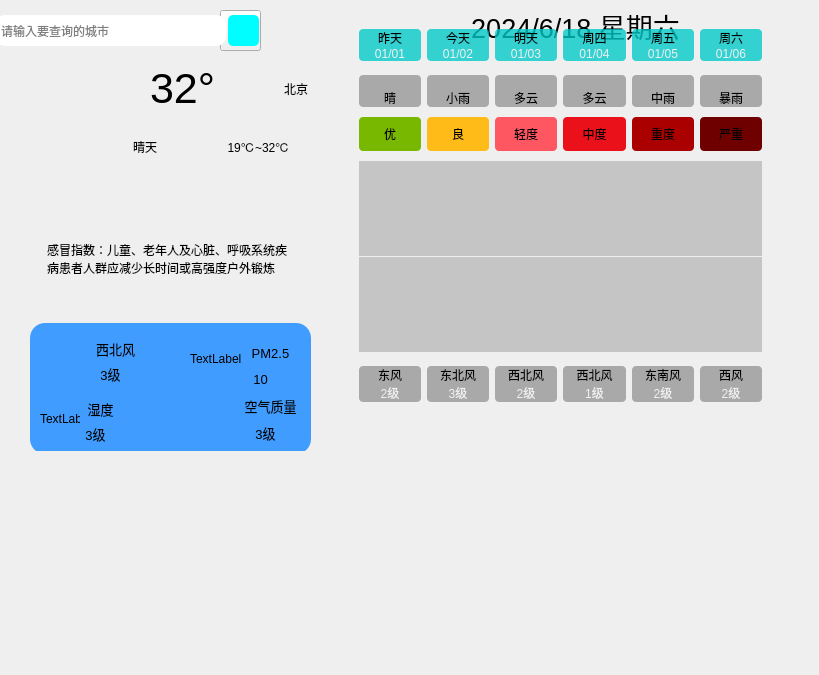
First picture: the form in weather.ui, repository sisanwu12/QT-project, before the edit.
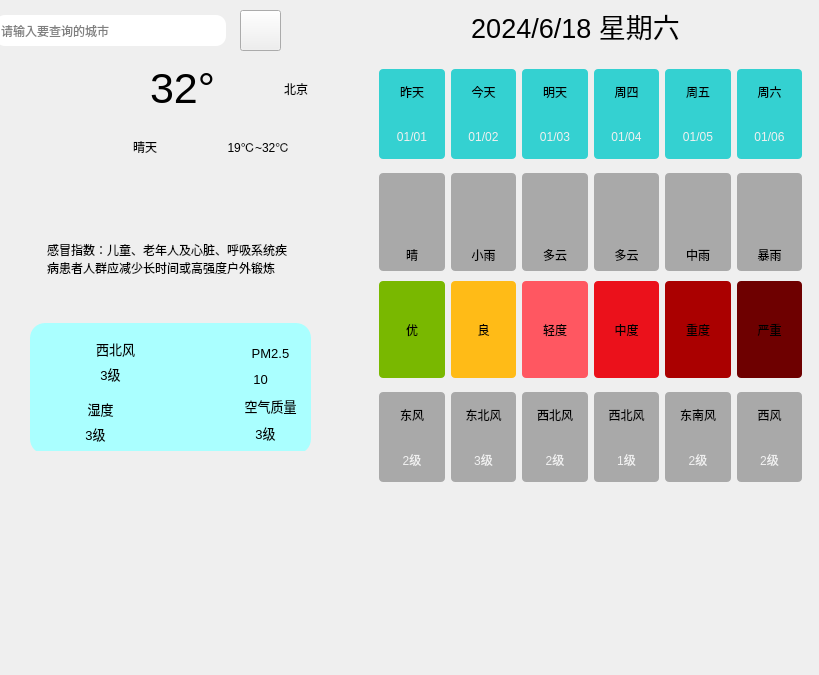
Second picture: the form after the edit. Icons and pictures are not drawn.

Diff of the .ui file:
```diff
--- a/weather.ui
+++ b/weather.ui
@@ -13,29 +13,6 @@
   <property name="windowTitle">
    <string>Form</string>
   </property>
-  <widget class="QLineEdit" name="lineEdit">
-   <property name="geometry">
-    <rect>
-     <x>40</x>
-     <y>20</y>
-     <width>161</width>
-     <height>21</height>
-    </rect>
-   </property>
-  </widget>
-  <widget class="QPushButton" name="foundButton">
-   <property name="geometry">
-    <rect>
-     <x>220</x>
-     <y>10</y>
-     <width>41</width>
-     <height>41</height>
-    </rect>
-   </property>
-   <property name="text">
-    <string/>
-   </property>
-  </widget>
   <widget class="QWidget" name="widget" native="true">
    <property name="geometry">
     <rect>
@@ -108,15 +85,17 @@
     <widget class="QPushButton" name="btnSearch_4">
      <property name="geometry">
       <rect>
-       <x>238</x>
-       <y>15</y>
-       <width>31</width>
-       <height>31</height>
+       <x>250</x>
+       <y>10</y>
+       <width>41</width>
+       <height>41</height>
       </rect>
      </property>
-     <property name="styleSheet">
-      <string notr="true">border-radius:5px;
-background-color: rgb(0, 253, 255);</string>
+     <property name="sizePolicy">
+      <sizepolicy hsizetype="Preferred" vsizetype="Preferred">
+       <horstretch>0</horstretch>
+       <verstretch>0</verstretch>
+      </sizepolicy>
      </property>
      <property name="text">
       <string/>
@@ -162,7 +141,7 @@
       </rect>
      </property>
      <property name="styleSheet">
-      <string notr="true">background-color: rgb(65, 156, 255);
+      <string notr="true">background-color: rgb(170, 255, 255);
 border-radius: 15px</string>
      </property>
      <widget class="QLabel" name="lblQualityTitle_4">
@@ -195,8 +174,17 @@
         <height>51</height>
        </rect>
       </property>
+      <property name="sizePolicy">
+       <sizepolicy hsizetype="Fixed" vsizetype="Fixed">
+        <horstretch>0</horstretch>
+        <verstretch>0</verstretch>
+       </sizepolicy>
+      </property>
+      <property name="styleSheet">
+       <string notr="true">image: url(:/pm25.png);</string>
+      </property>
       <property name="text">
-       <string>TextLabel</string>
+       <string/>
       </property>
      </widget>
      <widget class="QLabel" name="label_2">
@@ -204,12 +192,15 @@
        <rect>
         <x>10</x>
         <y>80</y>
-        <width>40</width>
-        <height>31</height>
+        <width>41</width>
+        <height>41</height>
        </rect>
       </property>
+      <property name="styleSheet">
+       <string notr="true">image: url(:/shidu.png);</string>
+      </property>
       <property name="text">
-       <string>TextLabel</string>
+       <string/>
       </property>
      </widget>
      <widget class="QLabel" name="label_3">
@@ -375,6 +366,31 @@
        <set>Qt::AlignCenter</set>
       </property>
      </widget>
+     <widget class="QLabel" name="label_4">
+      <property name="geometry">
+       <rect>
+        <x>160</x>
+        <y>80</y>
+        <width>51</width>
+        <height>51</height>
+       </rect>
+      </property>
+      <property name="sizePolicy">
+       <sizepolicy hsizetype="Fixed" vsizetype="Fixed">
+        <horstretch>0</horstretch>
+        <verstretch>0</verstretch>
+       </sizepolicy>
+      </property>
+      <property name="styleSheet">
+       <string notr="true">image: url(:/aqi.png);</string>
+      </property>
+      <property name="text">
+       <string/>
+      </property>
+      <property name="scaledContents">
+       <bool>true</bool>
+      </property>
+     </widget>
     </widget>
    </widget>
    <widget class="QWidget" name="widget_27" native="true">
@@ -478,10 +494,10 @@
    <widget class="QWidget" name="widget_28" native="true">
     <property name="geometry">
      <rect>
-      <x>360</x>
-      <y>20</y>
-      <width>421</width>
-      <height>391</height>
+      <x>380</x>
+      <y>60</y>
+      <width>441</width>
+      <height>431</height>
      </rect>
     </property>
     <layout class="QVBoxLayout" name="verticalLayout_27">
@@ -682,6 +698,12 @@
      </item>
      <item>
       <widget class="QWidget" name="widget_30" native="true">
+       <property name="sizePolicy">
+        <sizepolicy hsizetype="Preferred" vsizetype="Preferred">
+         <horstretch>0</horstretch>
+         <verstretch>0</verstretch>
+        </sizepolicy>
+       </property>
        <property name="styleSheet">
         <string notr="true">QLabel {
 	background-color: rgba(60, 60, 60, 100);
@@ -698,104 +720,7 @@
         <property name="verticalSpacing">
          <number>0</number>
         </property>
-        <item row="0" column="0">
-         <widget class="QLabel" name="lblTypeIcon0_4">
-          <property name="minimumSize">
-           <size>
-            <width>0</width>
-            <height>0</height>
-           </size>
-          </property>
-          <property name="maximumSize">
-           <size>
-            <width>1000</width>
-            <height>1000</height>
-           </size>
-          </property>
-          <property name="styleSheet">
-           <string notr="true">border-bottom-left-radius: 0px;
-border-bottom-right-radius: 0px;</string>
-          </property>
-          <property name="text">
-           <string/>
-          </property>
-          <property name="pixmap">
-           <pixmap resource="C:/Users/吴伟城/Desktop/weather/main.qrc">:/res/type/Qing.png</pixmap>
-          </property>
-          <property name="alignment">
-           <set>Qt::AlignCenter</set>
-          </property>
-         </widget>
-        </item>
-        <item row="0" column="4">
-         <widget class="QLabel" name="lblTypeIcon4_4">
-          <property name="styleSheet">
-           <string notr="true">border-bottom-left-radius: 0px;
-border-bottom-right-radius: 0px;</string>
-          </property>
-          <property name="text">
-           <string/>
-          </property>
-          <property name="pixmap">
-           <pixmap resource="C:/Users/吴伟城/Desktop/weather/main.qrc">:/res/type/ZhongYu.png</pixmap>
-          </property>
-          <property name="alignment">
-           <set>Qt::AlignCenter</set>
-          </property>
-         </widget>
-        </item>
-        <item row="0" column="2">
-         <widget class="QLabel" name="lblTypeIcon2_4">
-          <property name="styleSheet">
-           <string notr="true">border-bottom-left-radius: 0px;
-border-bottom-right-radius: 0px;</string>
-          </property>
-          <property name="text">
-           <string/>
-          </property>
-          <property name="pixmap">
-           <pixmap resource="C:/Users/吴伟城/Desktop/weather/main.qrc">:/res/type/DuoYun.png</pixmap>
-          </property>
-          <property name="alignment">
-           <set>Qt::AlignCenter</set>
-          </property>
-         </widget>
-        </item>
-        <item row="0" column="1">
-         <widget class="QLabel" name="lblTypeIcon1_4">
-          <property name="styleSheet">
-           <string notr="true">border-bottom-left-radius: 0px;
-border-bottom-right-radius: 0px;</string>
-          </property>
-          <property name="text">
-           <string/>
-          </property>
-          <property name="pixmap">
-           <pixmap resource="C:/Users/吴伟城/Desktop/weather/main.qrc">:/res/type/XiaoYu.png</pixmap>
-          </property>
-          <property name="alignment">
-           <set>Qt::AlignCenter</set>
-          </property>
-         </widget>
-        </item>
-        <item row="0" column="3">
-         <widget class="QLabel" name="lblTypeIcon3_4">
-          <property name="styleSheet">
-           <string notr="true">border-bottom-left-radius: 0px;
-border-bottom-right-radius: 0px;</string>
-          </property>
-          <property name="text">
-           <string/>
-          </property>
-          <property name="pixmap">
-           <pixmap resource="C:/Users/吴伟城/Desktop/weather/main.qrc">:/res/type/DuoYun.png</pixmap>
-          </property>
-          <property name="alignment">
-           <set>Qt::AlignCenter</set>
-          </property>
-         </widget>
-        </item>
-        <item row="1" column="5">
+        <item row="3" column="5">
          <widget class="QLabel" name="lblType5_4">
           <property name="styleSheet">
            <string notr="true">border-top-left-radius: 0px;
@@ -809,50 +734,14 @@
           </property>
          </widget>
         </item>
-        <item row="1" column="3">
-         <widget class="QLabel" name="lblType3_4">
-          <property name="styleSheet">
-           <string notr="true">border-top-left-radius: 0px;
-border-top-right-radius: 0px;</string>
-          </property>
-          <property name="text">
-           <string>多云</string>
-          </property>
-          <property name="alignment">
-           <set>Qt::AlignCenter</set>
-          </property>
-         </widget>
-        </item>
-        <item row="1" column="2">
-         <widget class="QLabel" name="lblType2_4">
-          <property name="styleSheet">
-           <string notr="true">border-top-left-radius: 0px;
-border-top-right-radius: 0px;</string>
-          </property>
-          <property name="text">
-           <string>多云</string>
-          </property>
-          <property name="alignment">
-           <set>Qt::AlignCenter</set>
-          </property>
-         </widget>
-        </item>
-        <item row="1" column="0">
-         <widget class="QLabel" name="lblType0_4">
-          <property name="styleSheet">
-           <string notr="true">border-top-left-radius: 0px;
-border-top-right-radius: 0px;</string>
-          </property>
-          <property name="text">
-           <string>晴</string>
-          </property>
-          <property name="alignment">
-           <set>Qt::AlignCenter</set>
-          </property>
-         </widget>
-        </item>
-        <item row="1" column="1">
+        <item row="3" column="1">
          <widget class="QLabel" name="lblType1_4">
+          <property name="sizePolicy">
+           <sizepolicy hsizetype="Preferred" vsizetype="Preferred">
+            <horstretch>0</horstretch>
+            <verstretch>0</verstretch>
+           </sizepolicy>
+          </property>
           <property name="styleSheet">
            <string notr="true">border-top-left-radius: 0px;
 border-top-right-radius: 0px;</string>
@@ -865,25 +754,14 @@
           </property>
          </widget>
         </item>
-        <item row="0" column="5">
-         <widget class="QLabel" name="lblTypeIcon5_4">
-          <property name="styleSheet">
-           <string notr="true">border-bottom-left-radius: 0px;
-border-bottom-right-radius: 0px;</string>
-          </property>
-          <property name="text">
-           <string/>
-          </property>
-          <property name="pixmap">
-           <pixmap resource="C:/Users/吴伟城/Desktop/weather/main.qrc">:/res/type/BaoYu.png</pixmap>
-          </property>
-          <property name="alignment">
-           <set>Qt::AlignCenter</set>
-          </property>
-         </widget>
-        </item>
-        <item row="1" column="4">
+        <item row="3" column="4">
          <widget class="QLabel" name="lblType4_4">
+          <property name="sizePolicy">
+           <sizepolicy hsizetype="Preferred" vsizetype="Preferred">
+            <horstretch>0</horstretch>
+            <verstretch>0</verstretch>
+           </sizepolicy>
+          </property>
           <property name="styleSheet">
            <string notr="true">border-top-left-radius: 0px;
 border-top-right-radius: 0px;</string>
@@ -896,6 +774,234 @@
           </property>
          </widget>
         </item>
+        <item row="3" column="3">
+         <widget class="QLabel" name="lblType3_4">
+          <property name="sizePolicy">
+           <sizepolicy hsizetype="Preferred" vsizetype="Preferred">
+            <horstretch>0</horstretch>
+            <verstretch>0</verstretch>
+           </sizepolicy>
+          </property>
+          <property name="styleSheet">
+           <string notr="true">border-top-left-radius: 0px;
+border-top-right-radius: 0px;</string>
+          </property>
+          <property name="text">
+           <string>多云</string>
+          </property>
+          <property name="alignment">
+           <set>Qt::AlignCenter</set>
+          </property>
+         </widget>
+        </item>
+        <item row="0" column="0" rowspan="2">
+         <widget class="QLabel" name="lblTypeIcon0_4">
+          <property name="sizePolicy">
+           <sizepolicy hsizetype="Preferred" vsizetype="Preferred">
+            <horstretch>0</horstretch>
+            <verstretch>0</verstretch>
+           </sizepolicy>
+          </property>
+          <property name="minimumSize">
+           <size>
+            <width>0</width>
+            <height>0</height>
+           </size>
+          </property>
+          <property name="maximumSize">
+           <size>
+            <width>1000</width>
+            <height>1000</height>
+           </size>
+          </property>
+          <property name="styleSheet">
+           <string notr="true">border-bottom-left-radius: 0px;
+border-bottom-right-radius: 0px;</string>
+          </property>
+          <property name="text">
+           <string/>
+          </property>
+          <property name="pixmap">
+           <pixmap>:/res/type/Qing.png</pixmap>
+          </property>
+          <property name="scaledContents">
+           <bool>true</bool>
+          </property>
+          <property name="alignment">
+           <set>Qt::AlignCenter</set>
+          </property>
+         </widget>
+        </item>
+        <item row="3" column="0">
+         <widget class="QLabel" name="lblType0_4">
+          <property name="sizePolicy">
+           <sizepolicy hsizetype="Preferred" vsizetype="Preferred">
+            <horstretch>0</horstretch>
+            <verstretch>0</verstretch>
+           </sizepolicy>
+          </property>
+          <property name="styleSheet">
+           <string notr="true">border-top-left-radius: 0px;
+border-top-right-radius: 0px;</string>
+          </property>
+          <property name="text">
+           <string>晴</string>
+          </property>
+          <property name="alignment">
+           <set>Qt::AlignCenter</set>
+          </property>
+         </widget>
+        </item>
+        <item row="0" column="1" rowspan="2">
+         <widget class="QLabel" name="lblTypeIcon1_4">
+          <property name="sizePolicy">
+           <sizepolicy hsizetype="Preferred" vsizetype="Preferred">
+            <horstretch>0</horstretch>
+            <verstretch>0</verstretch>
+           </sizepolicy>
+          </property>
+          <property name="styleSheet">
+           <string notr="true">border-bottom-left-radius: 0px;
+border-bottom-right-radius: 0px;</string>
+          </property>
+          <property name="text">
+           <string/>
+          </property>
+          <property name="pixmap">
+           <pixmap>:/res/type/XiaoYu.png</pixmap>
+          </property>
+          <property name="scaledContents">
+           <bool>true</bool>
+          </property>
+          <property name="alignment">
+           <set>Qt::AlignCenter</set>
+          </property>
+         </widget>
+        </item>
+        <item row="3" column="2">
+         <widget class="QLabel" name="lblType2_4">
+          <property name="sizePolicy">
+           <sizepolicy hsizetype="Preferred" vsizetype="Preferred">
+            <horstretch>0</horstretch>
+            <verstretch>0</verstretch>
+           </sizepolicy>
+          </property>
+          <property name="styleSheet">
+           <string notr="true">border-top-left-radius: 0px;
+border-top-right-radius: 0px;</string>
+          </property>
+          <property name="text">
+           <string>多云</string>
+          </property>
+          <property name="alignment">
+           <set>Qt::AlignCenter</set>
+          </property>
+         </widget>
+        </item>
+        <item row="0" column="3" rowspan="2">
+         <widget class="QLabel" name="lblTypeIcon3_4">
+          <property name="sizePolicy">
+           <sizepolicy hsizetype="Preferred" vsizetype="Preferred">
+            <horstretch>0</horstretch>
+            <verstretch>0</verstretch>
+           </sizepolicy>
+          </property>
+          <property name="styleSheet">
+           <string notr="true">border-bottom-left-radius: 0px;
+border-bottom-right-radius: 0px;</string>
+          </property>
+          <property name="text">
+           <string/>
+          </property>
+          <property name="pixmap">
+           <pixmap>:/res/type/DuoYun.png</pixmap>
+          </property>
+          <property name="scaledContents">
+           <bool>true</bool>
+          </property>
+          <property name="alignment">
+           <set>Qt::AlignCenter</set>
+          </property>
+         </widget>
+        </item>
+        <item row="0" column="2" rowspan="2">
+         <widget class="QLabel" name="lblTypeIcon2_4">
+          <property name="sizePolicy">
+           <sizepolicy hsizetype="Preferred" vsizetype="Preferred">
+            <horstretch>0</horstretch>
+            <verstretch>0</verstretch>
+           </sizepolicy>
+          </property>
+          <property name="styleSheet">
+           <string notr="true">border-bottom-left-radius: 0px;
+border-bottom-right-radius: 0px;</string>
+          </property>
+          <property name="text">
+           <string/>
+          </property>
+          <property name="pixmap">
+           <pixmap>:/res/type/DuoYun.png</pixmap>
+          </property>
+          <property name="scaledContents">
+           <bool>true</bool>
+          </property>
+          <property name="alignment">
+           <set>Qt::AlignCenter</set>
+          </property>
+         </widget>
+        </item>
+        <item row="0" column="4" rowspan="2">
+         <widget class="QLabel" name="lblTypeIcon4_4">
+          <property name="sizePolicy">
+           <sizepolicy hsizetype="Preferred" vsizetype="Preferred">
+            <horstretch>0</horstretch>
+            <verstretch>0</verstretch>
+           </sizepolicy>
+          </property>
+          <property name="styleSheet">
+           <string notr="true">border-bottom-left-radius: 0px;
+border-bottom-right-radius: 0px;</string>
+          </property>
+          <property name="text">
+           <string/>
+          </property>
+          <property name="pixmap">
+           <pixmap>:/res/type/ZhongYu.png</pixmap>
+          </property>
+          <property name="scaledContents">
+           <bool>true</bool>
+          </property>
+          <property name="alignment">
+           <set>Qt::AlignCenter</set>
+          </property>
+         </widget>
+        </item>
+        <item row="0" column="5" rowspan="2">
+         <widget class="QLabel" name="lblTypeIcon5_4">
+          <property name="sizePolicy">
+           <sizepolicy hsizetype="Preferred" vsizetype="Preferred">
+            <horstretch>0</horstretch>
+            <verstretch>0</verstretch>
+           </sizepolicy>
+          </property>
+          <property name="styleSheet">
+           <string notr="true">border-bottom-left-radius: 0px;
+border-bottom-right-radius: 0px;</string>
+          </property>
+          <property name="text">
+           <string/>
+          </property>
+          <property name="pixmap">
+           <pixmap>:/res/type/BaoYu.png</pixmap>
+          </property>
+          <property name="scaledContents">
+           <bool>true</bool>
+          </property>
+          <property name="alignment">
+           <set>Qt::AlignCenter</set>
+          </property>
+         </widget>
+        </item>
        </layout>
       </widget>
      </item>
@@ -993,92 +1099,6 @@
        </layout>
       </widget>
      </item>
-     <item>
-      <widget class="QWidget" name="widget_32" native="true">
-       <property name="sizePolicy">
-        <sizepolicy hsizetype="Expanding" vsizetype="Expanding">
-         <horstretch>0</horstretch>
-         <verstretch>0</verstretch>
-        </sizepolicy>
-       </property>
-       <layout class="QVBoxLayout" name="verticalLayout_28">
-        <property name="spacing">
-         <number>1</number>
-        </property>
-        <property name="sizeConstraint">
-         <enum>QLayout::SetDefaultConstraint</enum>
-        </property>
-        <property name="topMargin">
-         <number>5</number>
-        </property>
-        <property name="bottomMargin">
-         <number>5</number>
-        </property>
-        <item>
-         <widget class="QLabel" name="lblHighCurve_4">
-          <property name="sizePolicy">
-           <sizepolicy hsizetype="Expanding" vsizetype="Expanding">
-            <horstretch>0</horstretch>
-            <verstretch>0</verstretch>
-           </sizepolicy>
-          </property>
-          <property name="minimumSize">
-           <size>
-            <width>0</width>
-            <height>0</height>
-           </size>
-          </property>
-          <property name="maximumSize">
-           <size>
-            <width>10000</width>
-            <height>10000</height>
-           </size>
-          </property>
-          <property name="styleSheet">
-           <string notr="true">background-color: rgba(60, 60, 60,60);</string>
-          </property>
-          <property name="text">
-           <string/>
-          </property>
-          <property name="alignment">
-           <set>Qt::AlignCenter</set>
-          </property>
-         </widget>
-        </item>
-        <item>
-         <widget class="QLabel" name="lblLowCurve_4">
-          <property name="sizePolicy">
-           <sizepolicy hsizetype="Expanding" vsizetype="Expanding">
-            <horstretch>0</horstretch>
-            <verstretch>0</verstretch>
-           </sizepolicy>
-          </property>
-          <property name="minimumSize">
-           <size>
-            <width>0</width>
-            <height>0</height>
-           </size>
-          </property>
-          <property name="maximumSize">
-           <size>
-            <width>10000</width>
-            <height>10000</height>
-           </size>
-          </property>
-          <property name="styleSheet">
-           <string notr="true">background-color: rgba(60, 60, 60,60);</string>
-          </property>
-          <property name="text">
-           <string/>
-          </property>
-          <property name="alignment">
-           <set>Qt::AlignCenter</set>
-          </property>
-         </widget>
-        </item>
-       </layout>
-      </widget>
-     </item>
      <item>
       <widget class="QWidget" name="widget_33" native="true">
        <property name="styleSheet">
```
Left out of the diff: 12 changed lines with no effect on the pictures.
